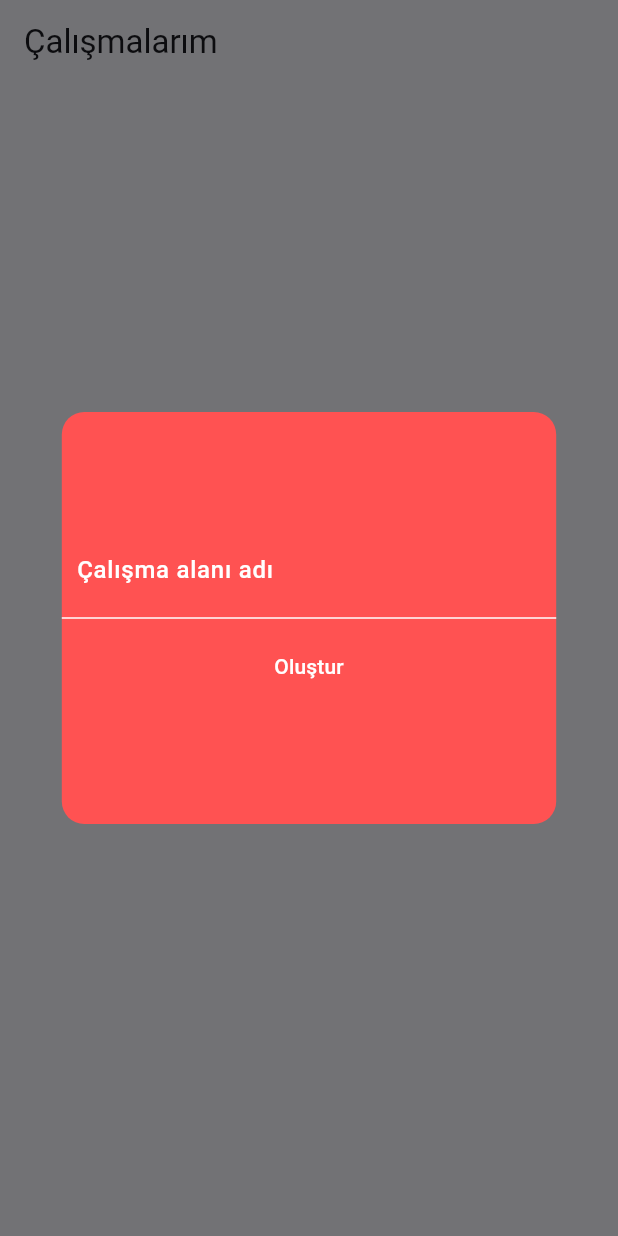
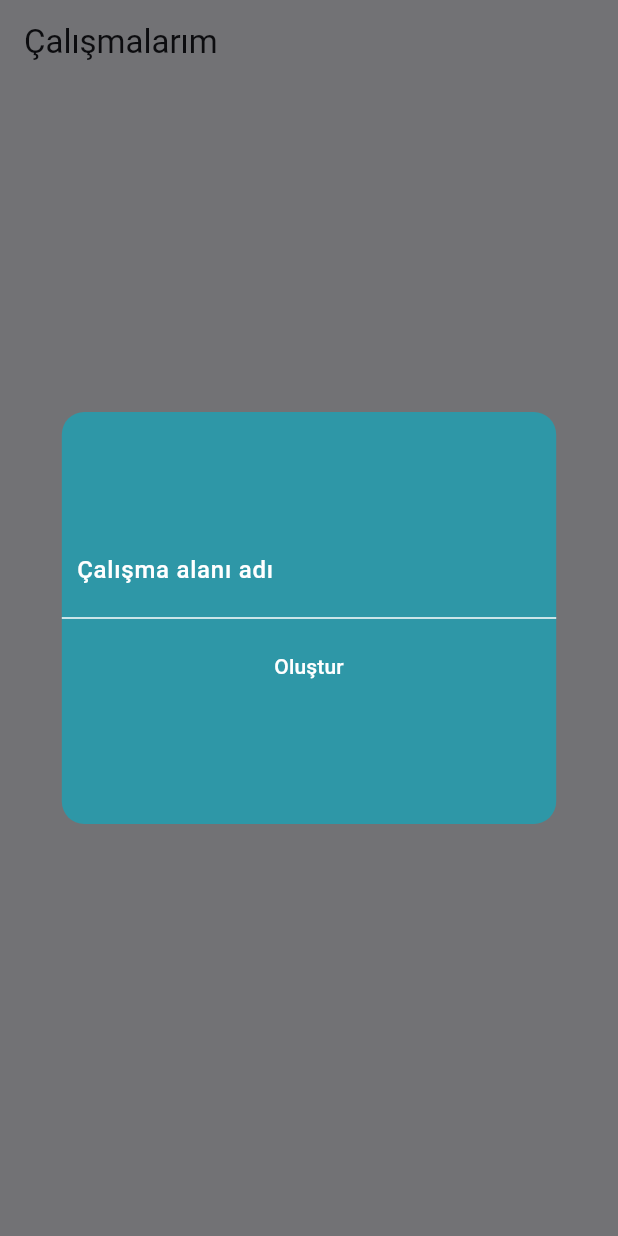
Before and after one commit to OmerBurakTaskin/InteractiveMindMap, a Flutter app: the HomeScreen screen opened directly, after a tap on the "add" icon, on a phone screen of 412 x 824 dp. Run offline on Flutter 3.47's test engine with Material 3 defaults, Android fonts, the phone set to English and light mode, and no system bars; our stand-ins replace cloud_firestore, firebase_auth, firebase_core; missing offline and left inert: defer_pointer; accounts and stored records are empty.

Commit message:
before navbar

```diff
--- a/lib/custom_widgets/grid_background.dart
+++ b/lib/custom_widgets/grid_background.dart
@@ -1,4 +1,5 @@
 import 'package:flutter/material.dart';
+import 'package:hackathon/custom_colors.dart';
 
 class GridBackground extends StatelessWidget {
   final double gridSize;
@@ -20,7 +21,7 @@ class GridPainter extends CustomPainter {
 
   GridPainter({this.gridSize = 40.0})
       : gridPaint = Paint()
-          ..color = Colors.grey.withOpacity(0.5) // Kare çizgilerinin rengi
+          ..color = skinColor.withOpacity(0.3) // Kare çizgilerinin rengi
           ..strokeWidth = 1.0; // Çizgilerin kalınlığı
 
   @override
--- a/lib/custom_widgets/hero_dialog_route.dart
+++ b/lib/custom_widgets/hero_dialog_route.dart
@@ -17,7 +17,7 @@ class HeroDialogRoute<T> extends PageRoute<T> {
   bool get barrierDismissible => true;
 
   @override
-  Duration get transitionDuration => const Duration(milliseconds: 300);
+  Duration get transitionDuration => const Duration(milliseconds: 200);
 
   @override
   bool get maintainState => true;
--- a/lib/main.dart
+++ b/lib/main.dart
@@ -4,7 +4,6 @@ import 'package:firebase_core/firebase_core.dart';
 import 'package:hackathon/firebase_options.dart';
 import 'package:hackathon/home_page.dart';
 import 'package:hackathon/providers/workspace_provider.dart';
-import 'package:hackathon/screens/home_screen.dart';
 import 'package:provider/provider.dart';
 
 void main() async {
--- a/lib/screens/create_workspace_screen.dart
+++ b/lib/screens/create_workspace_screen.dart
@@ -2,6 +2,7 @@ import 'package:cloud_firestore/cloud_firestore.dart';
 import 'package:firebase_auth/firebase_auth.dart';
 import 'package:flutter/material.dart';
 import 'package:flutter/services.dart';
+import 'package:hackathon/custom_colors.dart';
 import 'package:hackathon/models/work_space.dart';
 import 'package:hackathon/services/workspace_db_service.dart';
 
@@ -18,9 +19,9 @@ class CreateWorkspaceScreen extends StatelessWidget {
           child: Container(
             height: MediaQuery.sizeOf(context).height / 3,
             width: MediaQuery.sizeOf(context).width * 0.8,
-            decoration: const BoxDecoration(
-                color: Colors.redAccent,
-                borderRadius: BorderRadius.all(Radius.circular(15))),
+            decoration: BoxDecoration(
+                color: color3,
+                borderRadius: const BorderRadius.all(Radius.circular(15))),
             child: Column(
               mainAxisAlignment: MainAxisAlignment.center,
               children: [
--- a/lib/screens/home_screen.dart
+++ b/lib/screens/home_screen.dart
@@ -1,5 +1,6 @@
 import 'package:firebase_auth/firebase_auth.dart';
 import 'package:flutter/material.dart';
+import 'package:hackathon/custom_colors.dart';
 import 'package:hackathon/custom_widgets/hero_dialog_route.dart';
 import 'package:hackathon/models/work_space.dart';
 import 'package:hackathon/screens/create_workspace_screen.dart';
@@ -66,7 +67,7 @@ class _HomeScreenState extends State<HomeScreen> {
               ));
             },
           ),
-          Align(alignment: Alignment.bottomRight, child: _addWSButton())
+          Align(alignment: Alignment.bottomCenter, child: _addWSButton())
         ],
       ),
     );
@@ -121,7 +122,7 @@ class _HomeScreenState extends State<HomeScreen> {
         child: Hero(
           tag: "createWS",
           child: Material(
-            color: Colors.redAccent,
+            color: color3,
             elevation: 2,
             shape:
                 RoundedRectangleBorder(borderRadius: BorderRadius.circular(32)),
--- a/lib/screens/workspace_screen.dart
+++ b/lib/screens/workspace_screen.dart
@@ -55,10 +55,9 @@ class _WorkspaceScreenState extends State<WorkspaceScreen> {
             future: _workspaceFuture,
             builder: (context, snapshot) {
               return Stack(
-                clipBehavior: Clip.none,
                 children: [
                   const GridBackground(
-                    gridSize: 5000,
+                    gridSize: 20,
                   ),
                   InteractiveViewer(
                       transformationController: _transformationController,
--- a/lib/services/ai_service.dart
+++ b/lib/services/ai_service.dart
@@ -0,0 +1 @@
+class AiService {}
```
Also changed, not shown: lib/custom_colors.dart (added, +12 -0 lines), lib/custom_widgets/mind_card.dart (+4 -9 lines), lib/models/user.dart (+23 -2 lines).
